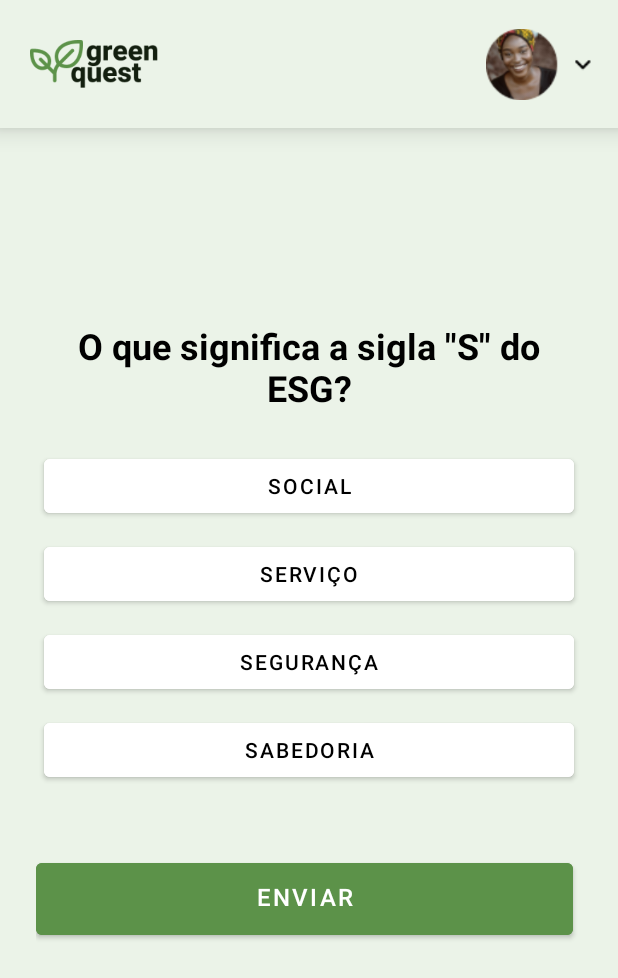
After one commit to crismantovani/greenquest-mobile, an Android app: the PracticeActivity screen opened directly, with no data from a screen before it, on a phone screen of 412 x 824 dp. The commit adds this screen. Shown: the top 978 px of the screen. Run offline under Robolectric (Android 15) with nearby library versions, the phone set to English and light mode, and no system bars.

Commit message:
CRIA quiz para o app

```diff
--- a/app/build.gradle
+++ b/app/build.gradle
@@ -30,6 +30,9 @@
     kotlinOptions {
         jvmTarget = '1.8'
     }
+    buildFeatures {
+        viewBinding true
+    }
 }
 
 dependencies {
@@ -38,6 +41,8 @@
     implementation 'androidx.appcompat:appcompat:1.6.1'
     implementation 'com.google.android.material:material:1.8.0'
     implementation 'androidx.constraintlayout:constraintlayout:2.1.4'
+    implementation 'androidx.navigation:navigation-fragment-ktx:2.5.3'
+    implementation 'androidx.navigation:navigation-ui-ktx:2.5.3'
     testImplementation 'junit:junit:4.13.2'
     androidTestImplementation 'androidx.test.ext:junit:1.1.5'
     androidTestImplementation 'androidx.test.espresso:espresso-core:3.5.1'
--- a/app/src/main/AndroidManifest.xml
+++ b/app/src/main/AndroidManifest.xml
@@ -11,6 +11,9 @@
         android:supportsRtl="true"
         android:theme="@style/Theme.GreenQuest"
         tools:targetApi="31">
+        <activity
+            android:name=".PracticeActivity"
+            android:exported="false" />
         <activity
             android:name=".LearnActivity"
             android:exported="false" />
@@ -30,7 +33,7 @@
             android:name=".SignUp"
             android:exported="true" />
         <activity
-            android:name=".Home"
+            android:name=".HomeActivity"
             android:exported="true" />
     </application>
 
--- a/app/src/main/java/br/com/greenquest/MainActivity.kt
+++ b/app/src/main/java/br/com/greenquest/MainActivity.kt
@@ -18,7 +18,7 @@
         val btnLogin = findViewById<Button>(R.id.buttonLogin)
 
         btnLogin.setOnClickListener {
-            val i = Intent(this, Home::class.java)
+            val i = Intent(this, HomeActivity::class.java)
             startActivity(i)
 
         }
--- /dev/null
+++ b/app/src/main/java/br/com/greenquest/PracticeActivity.kt
@@ -0,0 +1,100 @@
+package br.com.greenquest
+
+import android.graphics.Color
+import android.os.Bundle
+import android.view.View
+import android.widget.Button
+import android.widget.TextView
+import androidx.appcompat.app.AppCompatActivity
+import android.app.AlertDialog
+
+
+
+class PracticeActivity : AppCompatActivity(), View.OnClickListener {
+
+    private val questionAnswer = QuestionAnswerActivity()
+
+    private var totalQuestionsTextView: TextView? = null
+    private var questionTextView: TextView? = null
+    private var ansA: Button? = null
+    private var ansB:android.widget.Button? = null
+    private var ansC:android.widget.Button? = null
+    private var ansD:android.widget.Button? = null
+    private var submitBtn: Button? = null
+
+    var score = 0
+    var totalQuestion: Int = questionAnswer.question.size
+    var currentQuestionIndex = 0
+    var selectedAnswer = ""
+
+    override fun onCreate(savedInstanceState: Bundle?) {
+        super.onCreate(savedInstanceState)
+        setContentView(br.com.greenquest.R.layout.activity_practice)
+        totalQuestionsTextView = findViewById<TextView>(br.com.greenquest.R.id.total_question)
+        questionTextView = findViewById<TextView>(br.com.greenquest.R.id.question)
+        ansA = findViewById<Button>(br.com.greenquest.R.id.ans_A)
+        ansB = findViewById<Button>(br.com.greenquest.R.id.ans_B)
+        ansC = findViewById<Button>(br.com.greenquest.R.id.ans_C)
+        ansD = findViewById<Button>(br.com.greenquest.R.id.ans_D)
+        submitBtn = findViewById<Button>(br.com.greenquest.R.id.submit_btn)
+        ansA?.setOnClickListener(this)
+        ansB?.setOnClickListener(this)
+        ansC?.setOnClickListener(this)
+        ansD?.setOnClickListener(this)
+        submitBtn?.setOnClickListener(this)
+        totalQuestionsTextView?.setText("Total questions : $totalQuestion")
+        loadNewQuestion()
+    }
+
+    override fun onClick(view: View) {
+        ansA?.setBackgroundColor(Color.WHITE)
+        ansB?.setBackgroundColor(Color.WHITE)
+        ansC?.setBackgroundColor(Color.WHITE)
+        ansD?.setBackgroundColor(Color.WHITE)
+        val clickedButton = view as Button
+        if (clickedButton.id == br.com.greenquest.R.id.submit_btn) {
+            if (selectedAnswer == questionAnswer.correctAnswers[currentQuestionIndex]) {
+                score++
+            }
+            currentQuestionIndex++
+            loadNewQuestion()
+        } else {
+            //choices button clicked
+            selectedAnswer = clickedButton.text.toString()
+            clickedButton.setBackgroundColor(Color.argb(188, 92, 146, 73,))
+        }
+    }
+
+    fun loadNewQuestion() {
+        if (currentQuestionIndex == totalQuestion) {
+            finishQuiz()
+            return
+        }
+        questionTextView?.setText(questionAnswer.question[currentQuestionIndex])
+        ansA?.setText(questionAnswer.choices[currentQuestionIndex][0])
+        ansB?.setText(questionAnswer.choices[currentQuestionIndex][1])
+        ansC?.setText(questionAnswer.choices[currentQuestionIndex][2])
+        ansD?.setText(questionAnswer.choices[currentQuestionIndex][3])
+    }
+
+    fun finishQuiz() {
+        var passStatus = ""
+        passStatus = if (score > totalQuestion * 0.60) {
+            "               Parabéns!"
+        } else {
+            "           Não foi dessa vez :("
+        }
+        AlertDialog.Builder(this)
+            .setTitle(passStatus)
+            .setMessage("\n                 Você acertou $score de $totalQuestion")
+            .setPositiveButton("Refazer") { dialogInterface, i -> restartQuiz() }
+            .setCancelable(false)
+            .show()
+    }
+
+    fun restartQuiz() {
+        score = 0
+        currentQuestionIndex = 0
+        loadNewQuestion()
+    }
+}
--- /dev/null
+++ b/app/src/main/java/br/com/greenquest/QuestionAnswerActivity.kt
@@ -0,0 +1,31 @@
+package br.com.greenquest
+
+class QuestionAnswerActivity {
+
+    var question = arrayOf(
+        "O que significa a sigla \"S\" do ESG?",
+        "Qual é o principal objetivo do aspecto \"G\" (Governança) do ESG?",
+        "Quem decide se a empresa tem ou não selo de ESG no Brasil?",
+        "O que é mais adequado para a definição de sustentabilidade?",
+        "O que é necessário para uma empresa ser ESG?",
+        "O que significa Investimento Socialmente Responsável (ISR)?"
+    )
+
+    var choices = arrayOf(
+        arrayOf("Social", "Serviço", "Segurança", "Sabedoria"),
+        arrayOf("Minimizar o uso de recursos naturais", "Melhorar a qualidade do ar", "Garantir a integridade e responsabilidade na gestão da empresa", "Promover a igualdade de renda"),
+        arrayOf("Itaú", "B3 (Bolsa de Valores Brasileira)", "UNICEF", "Klabin"),
+        arrayOf("Termo que se refere a não jogar lixo no chão", "Suprir necessidades do presente sem esgotar recursos para o futuro", "Investir no desenvolvimento de produtos com matéria prima da floresta", "Termo que se refere exclusivamente a Preservação ambiental"),
+        arrayOf("Ser uma empresa sustentável", "A empresa ser ranqueada dentro do índice ESG é estar listada na Bolsa de Valores, ou está no caminho para tal", "Não usar recursos não renovaveis", "Para uma empresa ser ESG, precisa ter lucro de mais de R\$1.2 milhão"),
+        arrayOf("Investimento que considera a abordagem ESG, como métrica para analisar se um investimento vale a pena fazer aporte", "Quando o investidor analisa se a empresa é corrupta", "Investimento que não tem volatilidade", "O investidor só escolhe ações de empresas, que a receita é oriunda de energia limpa")
+    )
+
+    var correctAnswers = arrayOf(
+        "Social",
+        "Garantir a integridade e responsabilidade na gestão da empresa",
+        "B3 (Bolsa de Valores Brasileira)",
+        "Suprir necessidades do presente sem esgotar recursos para o futuro",
+        "A empresa ser ranqueada dentro do índice ESG é estar listada na Bolsa de Valores, ou está no caminho para tal",
+        "Investimento que considera a abordagem ESG, como métrica para analisar se um investimento vale a pena fazer aporte"
+    )
+}
--- a/app/src/main/java/br/com/greenquest/SignUp.kt
+++ b/app/src/main/java/br/com/greenquest/SignUp.kt
@@ -18,7 +18,7 @@
         val btnRegister = findViewById<Button>(R.id.buttonRegister)
 
         btnRegister.setOnClickListener {
-            val i = Intent(this, Home::class.java)
+            val i = Intent(this, HomeActivity::class.java)
             startActivity(i)
 
         }
--- a/app/src/main/res/layout/activity_home.xml
+++ b/app/src/main/res/layout/activity_home.xml
@@ -5,7 +5,7 @@
     android:layout_width="match_parent"
     android:layout_height="match_parent"
     android:background="#EBF3E8"
-    tools:context=".Home">
+    tools:context=".HomeActivity">
 
     <ImageView
         android:id="@+id/logoHome"
--- /dev/null
+++ b/app/src/main/res/layout/activity_practice.xml
@@ -0,0 +1,139 @@
+<?xml version="1.0" encoding="utf-8"?>
+<androidx.constraintlayout.widget.ConstraintLayout xmlns:android="http://schemas.android.com/apk/res/android"
+    xmlns:app="http://schemas.android.com/apk/res-auto"
+    xmlns:tools="http://schemas.android.com/tools"
+    android:id="@+id/txtPractice"
+    android:layout_width="match_parent"
+    android:layout_height="match_parent"
+    android:background="#EBF3E8"
+    tools:context=".PracticeActivity">
+
+    <androidx.constraintlayout.widget.ConstraintLayout
+        android:id="@+id/constraintLayout"
+        android:layout_width="413dp"
+        android:layout_height="85dp"
+        android:background="#EBF3E8"
+        android:elevation="10dp"
+        app:layout_constraintBottom_toBottomOf="parent"
+        app:layout_constraintEnd_toEndOf="parent"
+        app:layout_constraintStart_toStartOf="parent"
+        app:layout_constraintTop_toTopOf="parent"
+        app:layout_constraintVertical_bias="0.0">
+
+        <ImageView
+            android:id="@+id/ic_profile"
+            android:layout_width="70dp"
+            android:layout_height="70dp"
+            android:contentDescription="@string/dc_user"
+            app:layout_constraintBottom_toBottomOf="parent"
+            app:layout_constraintEnd_toEndOf="parent"
+            app:layout_constraintHorizontal_bias="0.92"
+            app:layout_constraintStart_toEndOf="@+id/logoLearn"
+            app:layout_constraintTop_toTopOf="parent"
+            app:srcCompat="@drawable/ic_profile" />
+
+        <ImageView
+            android:id="@+id/logoLearn"
+            android:layout_width="85dp"
+            android:layout_height="76dp"
+            android:contentDescription="@string/dc_logo"
+            app:layout_constraintBottom_toBottomOf="parent"
+            app:layout_constraintEnd_toEndOf="parent"
+            app:layout_constraintHorizontal_bias="0.06"
+            app:layout_constraintStart_toStartOf="parent"
+            app:layout_constraintTop_toTopOf="parent"
+            app:srcCompat="@drawable/ic_logo" />
+    </androidx.constraintlayout.widget.ConstraintLayout>
+
+    <RelativeLayout
+        android:layout_width="match_parent"
+        android:layout_height="match_parent"
+        android:background="#EBF3E8"
+        android:padding="24dp"
+        tools:context=".MainActivity">
+
+        <TextView
+            android:layout_width="wrap_content"
+            android:layout_height="wrap_content"
+            android:id="@+id/total_question"
+            android:text="Total Questions "
+            android:layout_centerHorizontal="true"
+            android:textSize="20dp"/>
+
+
+        <TextView
+            android:id="@+id/question"
+            android:layout_width="match_parent"
+            android:layout_height="wrap_content"
+            android:layout_above="@id/choices_layout"
+            android:layout_marginStart="20dp"
+            android:layout_marginTop="20dp"
+            android:layout_marginEnd="20dp"
+            android:layout_marginBottom="20dp"
+            android:text="This will be the question"
+            android:textAlignment="center"
+            android:textColor="@color/black"
+            android:textSize="24dp"
+            android:textStyle="bold" />
+
+
+        <LinearLayout
+            android:layout_width="match_parent"
+            android:layout_height="wrap_content"
+            android:id="@+id/choices_layout"
+            android:layout_centerInParent="true"
+            android:orientation="vertical">
+
+            <Button
+                android:id="@+id/ans_A"
+                android:layout_width="match_parent"
+                android:layout_height="wrap_content"
+                android:layout_margin="5dp"
+                android:backgroundTint="@color/white"
+                android:text="Ans A"
+                android:textColor="@color/black" />
+
+            <Button
+                android:layout_width="match_parent"
+                android:layout_height="wrap_content"
+                android:id="@+id/ans_B"
+                android:layout_margin="5dp"
+                android:backgroundTint="@color/white"
+                android:text="Ans B"
+                android:textColor="@color/black"/>
+
+            <Button
+                android:layout_width="match_parent"
+                android:layout_height="wrap_content"
+                android:id="@+id/ans_C"
+                android:layout_margin="5dp"
+                android:backgroundTint="@color/white"
+                android:text="Ans C"
+                android:textColor="@color/black"/>
+            <Button
+                android:layout_width="match_parent"
+                android:layout_height="wrap_content"
+                android:id="@+id/ans_D"
+                android:layout_margin="5dp"
+                android:backgroundTint="@color/white"
+                android:text="Ans D"
+                android:textColor="@color/black"/>
+
+        </LinearLayout>
+
+        <Button
+            android:id="@+id/submit_btn"
+            android:layout_width="358dp"
+            android:layout_height="60dp"
+            android:layout_below="@id/choices_layout"
+            android:layout_marginTop="40dp"
+            android:backgroundTint="#5C9249"
+            android:fontFamily="@font/heebo_medium"
+            android:text="ENVIAR"
+            android:textSize="16sp" />
+
+
+
+    </RelativeLayout>
+
+</androidx.constraintlayout.widget.ConstraintLayout>
--- a/app/src/main/res/layout/activity_signup.xml
+++ b/app/src/main/res/layout/activity_signup.xml
@@ -39,7 +39,7 @@
             app:layout_constraintEnd_toEndOf="parent"
             app:layout_constraintStart_toStartOf="parent"
             app:layout_constraintTop_toBottomOf="@+id/frame"
-            app:layout_constraintVertical_bias="0.050000012" />
+            app:layout_constraintVertical_bias="0.051" />
 
         <ImageView
             android:id="@+id/logoRegister"
--- a/app/src/main/res/values-night/themes.xml
+++ b/app/src/main/res/values-night/themes.xml
@@ -13,4 +13,9 @@
         <item name="android:statusBarColor">?attr/colorPrimaryVariant</item>
         <!-- Customize your theme here. -->
     </style>
+    <!-- Base application theme. -->
+    <style name="Base.Theme.GreenQuest" parent="Theme.Material3.DayNight.NoActionBar">
+        <!-- Customize your dark theme here. -->
+        <!-- <item name="colorPrimary">@color/my_dark_primary</item> -->
+    </style>
 </resources>
--- a/app/src/main/res/values/themes.xml
+++ b/app/src/main/res/values/themes.xml
@@ -13,4 +13,9 @@
         <item name="android:statusBarColor">?attr/colorPrimaryVariant</item>
         <!-- Customize your theme here. -->
     </style>
+    <!-- Base application theme. -->
+    <style name="Base.Theme.GreenQuest" parent="Theme.Material3.DayNight.NoActionBar">
+        <!-- Customize your light theme here. -->
+        <!-- <item name="colorPrimary">@color/my_light_primary</item> -->
+    </style>
 </resources>
```
Also changed, not shown: app/src/main/java/br/com/greenquest/HomeActivity.kt (renamed from app/src/main/java/br/com/greenquest/Home.kt, +9 -1 lines), app/src/main/res/values/strings.xml (+43 -0 lines).
